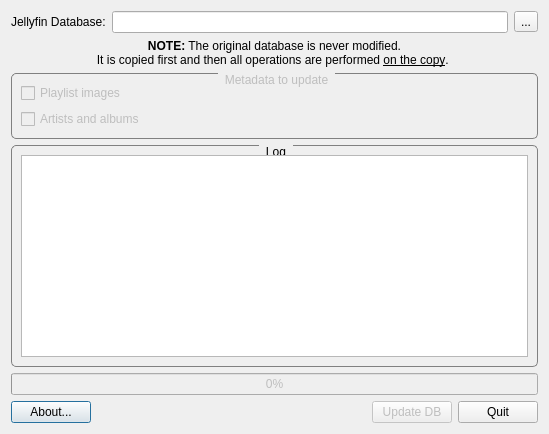
Qt form MainDialog.ui (FelixdelasPozas/Jellyfin-Database-Tweaker) before a commit.
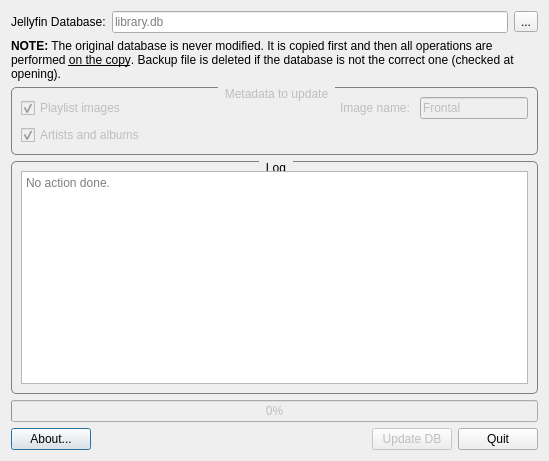
The same form after that commit. Icons and pictures are not drawn.

Commit message: Computed image metadata, artists and album fields. Pending only database updates.

```diff
--- a/MainDialog.ui
+++ b/MainDialog.ui
@@ -7,7 +7,7 @@
     <x>0</x>
     <y>0</y>
     <width>549</width>
-    <height>434</height>
+    <height>461</height>
    </rect>
   </property>
   <property name="minimumSize">
@@ -34,7 +34,11 @@
       </widget>
      </item>
      <item>
-      <widget class="QLineEdit" name="m_BDPath"/>
+      <widget class="QLineEdit" name="m_BDPath">
+       <property name="placeholderText">
+        <string>library.db</string>
+       </property>
+      </widget>
      </item>
      <item>
       <widget class="QToolButton" name="m_openDBButton">
@@ -58,7 +62,7 @@
    <item>
     <widget class="QLabel" name="label_2">
      <property name="text">
-      <string>&lt;html&gt;&lt;head/&gt;&lt;body&gt;&lt;p&gt;&lt;span style=&quot; font-weight:600;&quot;&gt;NOTE:&lt;/span&gt; The original database is never modified.&lt;br/&gt;It is copied first and then all operations are performed &lt;span style=&quot; text-decoration: underline;&quot;&gt;on the copy&lt;/span&gt;. &lt;/p&gt;&lt;/body&gt;&lt;/html&gt;</string>
+      <string>&lt;html&gt;&lt;head/&gt;&lt;body&gt;&lt;p&gt;&lt;span style=&quot; font-weight:600;&quot;&gt;NOTE:&lt;/span&gt; The original database is never modified. It is copied first and then all operations are performed &lt;span style=&quot; text-decoration: underline;&quot;&gt;on the copy&lt;/span&gt;. Backup file is deleted if the database is not the correct one (checked at opening).&lt;/p&gt;&lt;/body&gt;&lt;/html&gt;</string>
      </property>
      <property name="textFormat">
       <enum>Qt::RichText</enum>
@@ -67,7 +71,7 @@
       <bool>false</bool>
      </property>
      <property name="alignment">
-      <set>Qt::AlignCenter</set>
+      <set>Qt::AlignLeading|Qt::AlignLeft|Qt::AlignVCenter</set>
      </property>
      <property name="wordWrap">
       <bool>true</bool>
@@ -100,17 +104,44 @@
      </property>
      <layout class="QVBoxLayout" name="verticalLayout_2">
       <item>
-       <widget class="QCheckBox" name="m_playlistImages">
-        <property name="text">
-         <string>Playlist images</string>
-        </property>
-       </widget>
+       <layout class="QHBoxLayout" name="horizontalLayout_3" stretch="1,0,0">
+        <item>
+         <widget class="QCheckBox" name="m_playlistImages">
+          <property name="text">
+           <string>Playlist images</string>
+          </property>
+          <property name="checked">
+           <bool>true</bool>
+          </property>
+         </widget>
+        </item>
+        <item>
+         <widget class="QLabel" name="label_3">
+          <property name="text">
+           <string>Image name: </string>
+          </property>
+         </widget>
+        </item>
+        <item>
+         <widget class="QLineEdit" name="m_imageName">
+          <property name="text">
+           <string>Frontal</string>
+          </property>
+          <property name="placeholderText">
+           <string>Frontal</string>
+          </property>
+         </widget>
+        </item>
+       </layout>
       </item>
       <item>
        <widget class="QCheckBox" name="m_artistAndAlbums">
         <property name="text">
          <string>Artists and albums</string>
         </property>
+        <property name="checked">
+         <bool>true</bool>
+        </property>
        </widget>
       </item>
      </layout>
@@ -136,7 +167,17 @@
      </property>
      <layout class="QVBoxLayout" name="verticalLayout_3">
       <item>
-       <widget class="QTextEdit" name="m_log"/>
+       <widget class="QTextEdit" name="m_log">
+        <property name="undoRedoEnabled">
+         <bool>false</bool>
+        </property>
+        <property name="readOnly">
+         <bool>true</bool>
+        </property>
+        <property name="placeholderText">
+         <string>No action done.</string>
+        </property>
+       </widget>
       </item>
      </layout>
     </widget>
```
The commit also changes 5 other files.
